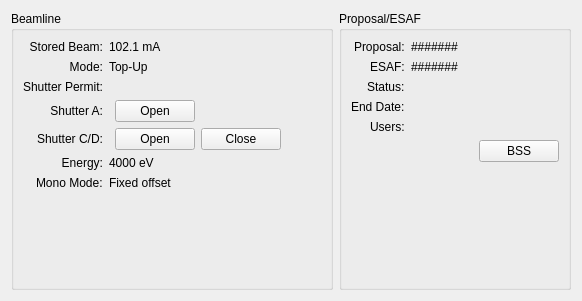
Old version of the form src/firefly/status.ui in the repository spc-group/haven.
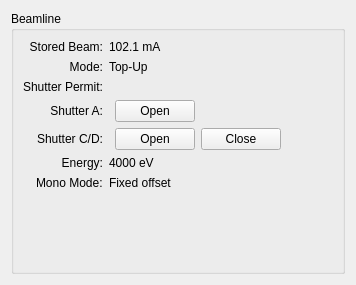
New version of the form. Custom widgets are drawn as their Qt base class.

```diff
--- a/src/firefly/status.ui
+++ b/src/firefly/status.ui
@@ -6,8 +6,8 @@
    <rect>
     <x>0</x>
     <y>0</y>
-    <width>582</width>
-    <height>301</height>
+    <width>356</width>
+    <height>285</height>
    </rect>
   </property>
   <property name="windowTitle">
@@ -429,175 +429,6 @@
      </layout>
     </widget>
    </item>
-   <item>
-    <widget class="QGroupBox" name="bss_box">
-     <property name="title">
-      <string>Proposal/ESAF</string>
-     </property>
-     <layout class="QVBoxLayout" name="verticalLayout_2">
-      <item>
-       <layout class="QFormLayout" name="bss_layout">
-        <property name="rowWrapPolicy">
-         <enum>QFormLayout::DontWrapRows</enum>
-        </property>
-        <property name="labelAlignment">
-         <set>Qt::AlignRight|Qt::AlignTrailing|Qt::AlignVCenter</set>
-        </property>
-        <item row="0" column="0">
-         <widget class="QLabel" name="label">
-          <property name="text">
-           <string>Proposal:</string>
-          </property>
-         </widget>
-        </item>
-        <item row="0" column="1">
-         <layout class="QHBoxLayout" name="proposal_layout">
-          <property name="spacing">
-           <number>6</number>
-          </property>
-          <item>
-           <widget class="QLabel" name="proposal_id_label">
-            <property name="sizePolicy">
-             <sizepolicy hsizetype="Fixed" vsizetype="Preferred">
-              <horstretch>0</horstretch>
-              <verstretch>0</verstretch>
-             </sizepolicy>
-            </property>
-            <property name="text">
-             <string>#######</string>
-            </property>
-           </widget>
-          </item>
-          <item>
-           <widget class="QLabel" name="proposal_title_label">
-            <property name="text">
-             <string>&lt;Unset&gt;</string>
-            </property>
-           </widget>
-          </item>
-         </layout>
-        </item>
-        <item row="1" column="0">
-         <widget class="QLabel" name="label_2">
-          <property name="text">
-           <string>ESAF:</string>
-          </property>
-         </widget>
-        </item>
-        <item row="1" column="1">
-         <layout class="QHBoxLayout" name="esaf_layout">
-          <property name="spacing">
-           <number>6</number>
-          </property>
-          <item>
-           <widget class="QLabel" name="esaf_id_label">
-            <property name="sizePolicy">
-             <sizepolicy hsizetype="Fixed" vsizetype="Preferred">
-              <horstretch>0</horstretch>
-              <verstretch>0</verstretch>
-             </sizepolicy>
-            </property>
-            <property name="text">
-             <string>#######</string>
-            </property>
-           </widget>
-          </item>
-          <item>
-           <widget class="QLabel" name="esaf_title_label">
-            <property name="text">
-             <string>&lt;Unset&gt;</string>
-            </property>
-           </widget>
-          </item>
-         </layout>
-        </item>
-        <item row="3" column="0">
-         <widget class="QLabel" name="label_3">
-          <property name="text">
-           <string>End Date:</string>
-          </property>
-         </widget>
-        </item>
-        <item row="4" column="0">
-         <widget class="QLabel" name="label_4">
-          <property name="text">
-           <string>Users:</string>
-          </property>
-         </widget>
-        </item>
-        <item row="3" column="1">
-         <widget class="QLabel" name="esaf_end_date_label">
-          <property name="text">
-           <string>&lt;Unset&gt;</string>
-          </property>
-         </widget>
-        </item>
-        <item row="4" column="1">
-         <widget class="QLabel" name="esaf_users_label">
-          <property name="text">
-           <string>&lt;Unset&gt;</string>
-          </property>
-         </widget>
-        </item>
-        <item row="2" column="0">
-         <widget class="QLabel" name="label_5">
-          <property name="text">
-           <string>Status:</string>
-          </property>
-         </widget>
-        </item>
-        <item row="2" column="1">
-         <widget class="QLabel" name="esaf_status_label">
-          <property name="text">
-           <string>&lt;Unset&gt;</string>
-          </property>
-         </widget>
-        </item>
-       </layout>
-      </item>
-      <item>
-       <layout class="QHBoxLayout" name="horizontalLayout_6">
-        <item>
-         <spacer name="horizontalSpacer_3">
-          <property name="orientation">
-           <enum>Qt::Horizontal</enum>
-          </property>
-          <property name="sizeHint" stdset="0">
-           <size>
-            <width>40</width>
-            <height>20</height>
-           </size>
-          </property>
-         </spacer>
-        </item>
-        <item>
-         <widget class="QPushButton" name="bss_modify_button">
-          <property name="toolTip">
-           <string>Load the window for changing beamline scheduling system (BSS) details.</string>
-          </property>
-          <property name="text">
-           <string>BSS</string>
-          </property>
-         </widget>
-        </item>
-       </layout>
-      </item>
-      <item>
-       <spacer name="verticalSpacer_2">
-        <property name="orientation">
-         <enum>Qt::Vertical</enum>
-        </property>
-        <property name="sizeHint" stdset="0">
-         <size>
-          <width>20</width>
-          <height>40</height>
-         </size>
-        </property>
-       </spacer>
-      </item>
-     </layout>
-    </widget>
-   </item>
   </layout>
  </widget>
  <customwidgets>
```
Left out of the diff: 15 changed lines with no effect on the pictures.
